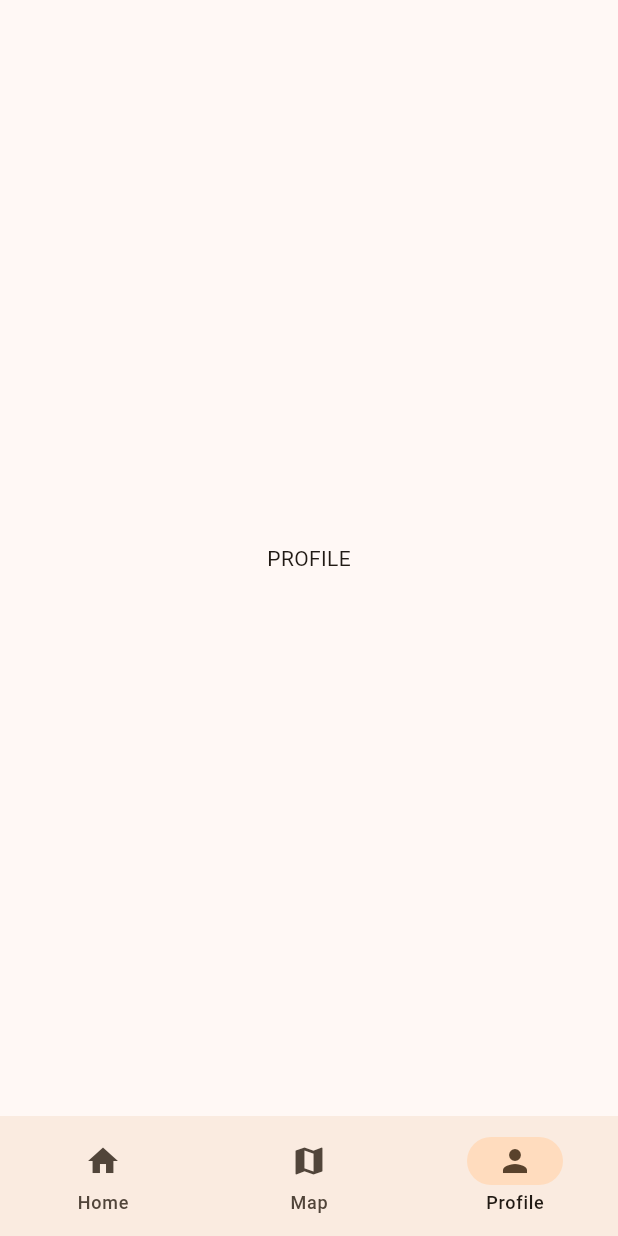
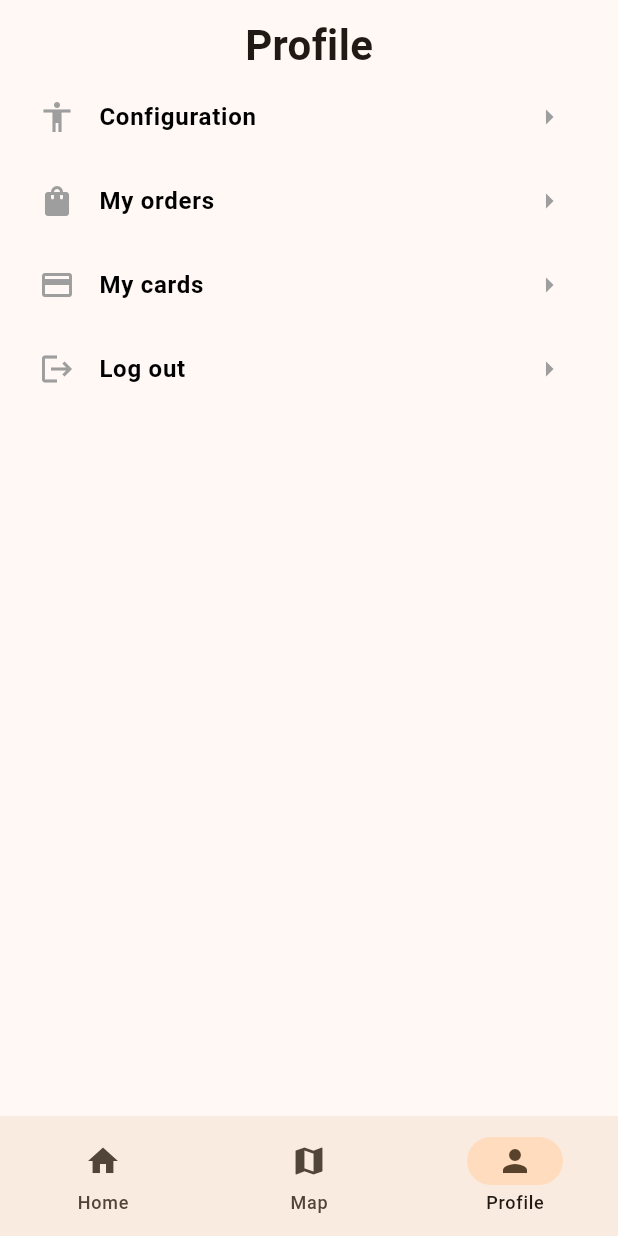
Before and after one commit to alejandraSMT/cafe-app-pm, a Flutter app: the screen it shows after launch, item 3 of the bottom bar chosen, on a phone screen of 412 x 824 dp. Run offline on Flutter 3.47's test engine with Material 3 defaults, Android fonts, the phone set to English and light mode, and no system bars; our stand-ins replace google_maps_flutter.

Commit message:
profile screen (working on it)

```diff
--- a/lib/main.dart
+++ b/lib/main.dart
@@ -59,9 +59,7 @@ class _AppViewState extends State<AppView> {
         page = MapView();
         break;
       case 2:
-        page = const Center(
-          child: Text("PROFILE"),
-        );
+        page = Profile();
 
       default:
         throw UnimplementedError("no widget for $currentPage");
@@ -83,6 +81,70 @@ class _AppViewState extends State<AppView> {
         ],
       ),
     );
+  }
+}
+
+class Profile extends StatefulWidget {
+  const Profile({
+    super.key,
+  });
+
+  @override
+  State<Profile> createState() => _ProfileState();
+}
+
+class _ProfileState extends State<Profile> {
+  var options = {
+    "Configuration": Icons.accessibility,
+    "My orders": Icons.shopping_bag,
+    "My cards": Icons.payment,
+    "Log out" : Icons.logout
+  }.entries.toList();
+
+  @override
+  Widget build(BuildContext context) {
+    return Scaffold(
+        body: Padding(
+          padding: const EdgeInsets.all(10.0),
+          child: ListView(
+            children: [Column(
+              children: [
+                Container(
+                  child: Text(
+                    "Profile",
+                    style: TextStyle(
+                      fontSize: Theme.of(context).textTheme.headlineMedium!.fontSize,
+                      fontWeight: FontWeight.bold
+                    ),
+                    ),
+                ),
+                for(var option in options)
+                  ListTile(
+                    leading: Icon(
+                      option.value,
+                      color: Colors.grey,
+                    ),
+                    title: Text(
+                      option.key,
+                      style: TextStyle(
+                        fontWeight: FontWeight.w600,
+                        fontSize: Theme.of(context).textTheme.bodyLarge!.fontSize,
+                        color: Colors.black
+                      ),
+                      ),
+                      trailing: Icon(
+                        Icons.arrow_right,
+                        color: Colors.grey,
+                      ),
+                      onTap: (){
+                        print("CLICKEO EN OPCION");
+                      },
+                  )
+              ],
+            )],
+          ),
+        ),
+      );
   }
 }
 
@@ -124,6 +186,7 @@ class _MapViewState extends State<MapView> {
         zoomControlsEnabled: true,
         compassEnabled: true,
         myLocationButtonEnabled: true,
+        myLocationEnabled: true,
       ),
     )
     );
```
